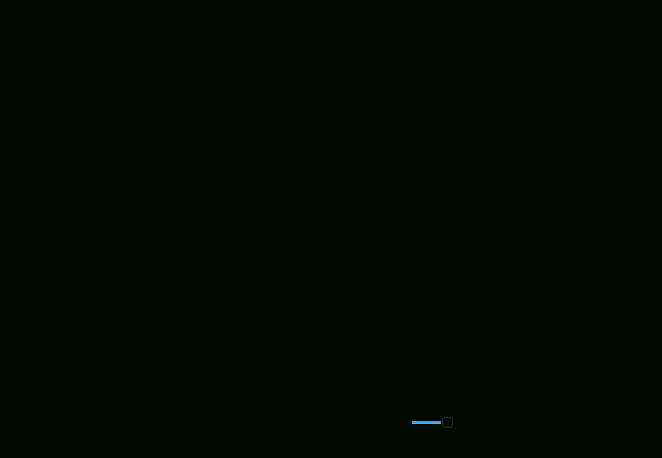
First picture: the form in LinPlayer/linplayer.ui, repository simon0xia/LinPlayer, before the edit.
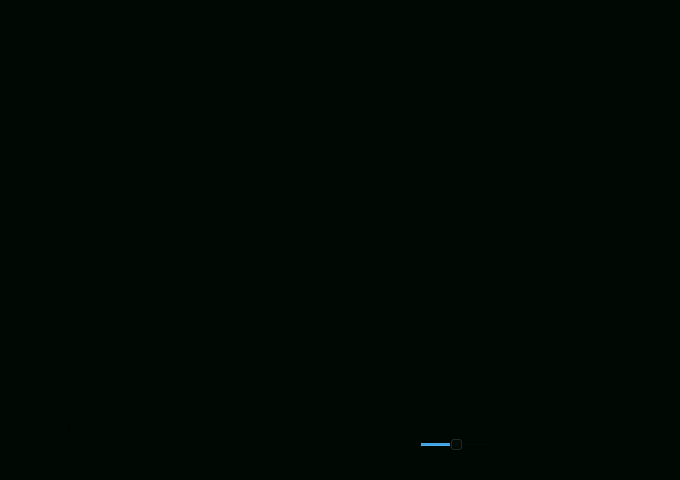
Second picture: the form after the edit. Icons and pictures are not drawn.

```diff
--- a/LinPlayer/linplayer.ui
+++ b/LinPlayer/linplayer.ui
@@ -9,8 +9,8 @@
    <rect>
     <x>0</x>
     <y>0</y>
-    <width>658</width>
-    <height>458</height>
+    <width>680</width>
+    <height>480</height>
    </rect>
   </property>
   <property name="windowTitle">
```
